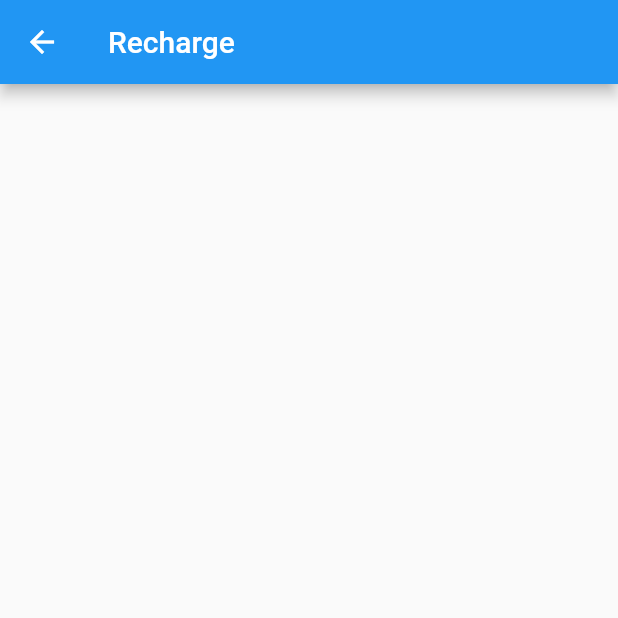
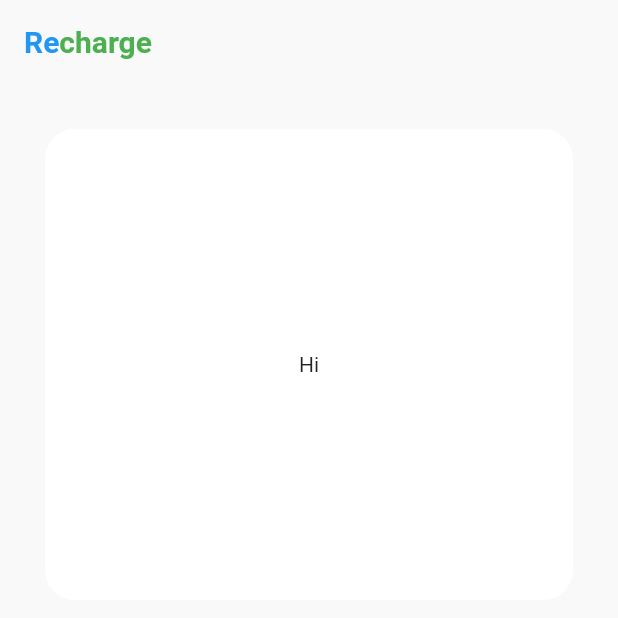
Before and after one commit to GabbyOwusu/recharge, a Flutter app: the MyHomePage screen opened directly, on a phone screen of 412 x 824 dp, the top half of it. Run offline on Flutter 3.47's test engine with Material 2 defaults, Android fonts, the phone set to English and light mode, and no system bars.

Commit message:
Added Homescreen

```diff
--- a/lib/screens/home.dart
+++ b/lib/screens/home.dart
@@ -1,3 +1,5 @@
+import 'dart:ui';
+
 import 'package:flutter/material.dart';
 
 class MyHomePage extends StatefulWidget {
@@ -9,8 +11,58 @@ class _MyHomePageState extends State<MyHomePage> {
   @override
   Widget build(BuildContext context) {
     return Scaffold(
+      backgroundColor: Color.fromRGBO(249, 249, 249, 1),
       appBar: AppBar(
-        title: Text('Recharge'),
+        automaticallyImplyLeading: false,
+        elevation: 0,
+        backgroundColor: Colors.transparent,
+        centerTitle: false,
+        title: RichText(
+          text: TextSpan(
+            style: TextStyle(
+              fontWeight: FontWeight.w600,
+              fontSize: 20,
+            ),
+            children: [
+              TextSpan(
+                text: 'Re',
+                style: TextStyle(color: Colors.blue),
+              ),
+              TextSpan(
+                text: 'charge',
+                style: TextStyle(color: Colors.green),
+              ),
+            ],
+          ),
+        ),
+      ),
+      body: Column(
+        children: [
+          Flexible(
+            flex: 1,
+            child: Container(
+              margin: EdgeInsets.all(30),
+              decoration: BoxDecoration(
+                color: Colors.white,
+                borderRadius: BorderRadius.circular(20),
+              ),
+              child: Center(
+                child: Text('Hi'),
+              ),
+            ),
+          ),
+          SizedBox(height: 20),
+          Flexible(
+            flex: 1,
+            child: Container(
+              margin: EdgeInsets.all(30),
+              decoration: BoxDecoration(
+                color: Colors.white,
+                borderRadius: BorderRadius.circular(20),
+              ),
+            ),
+          ),
+        ],
       ),
     );
   }
```
